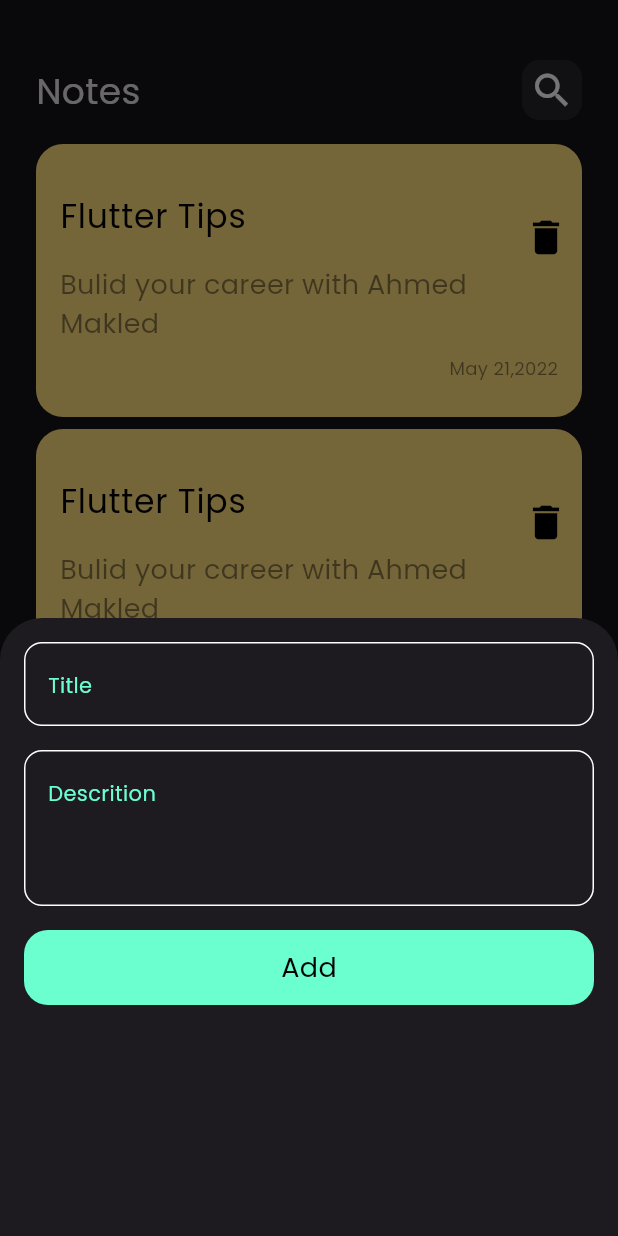
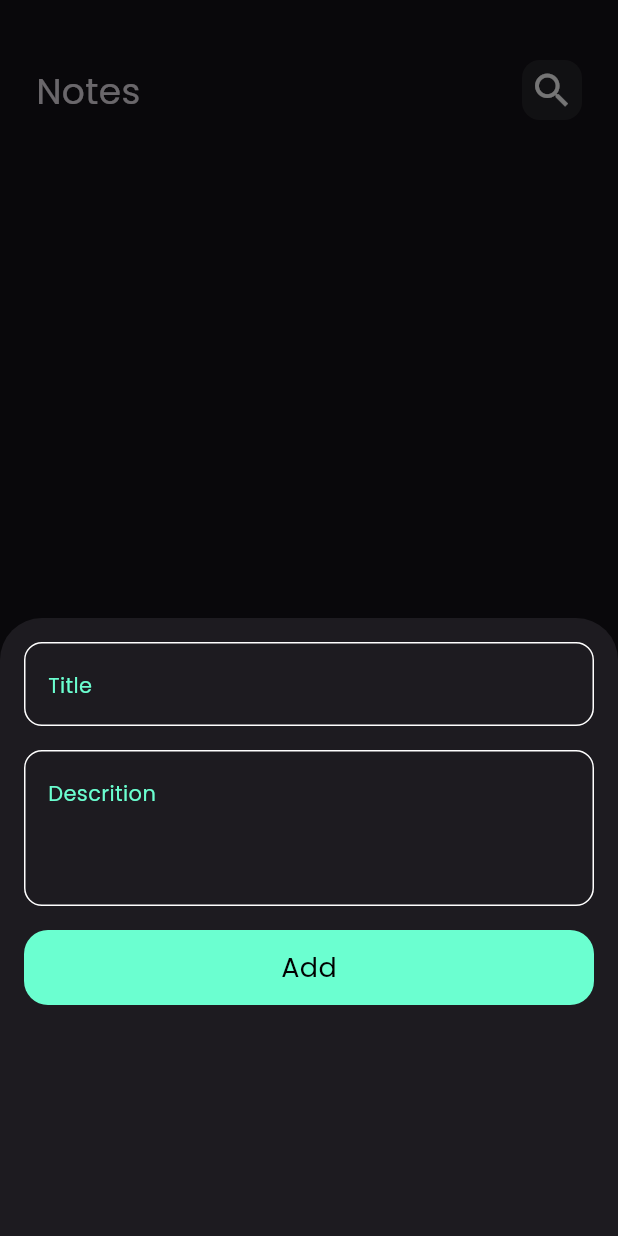
Before and after one commit to Ahmed-Makled1/note-app, a Flutter app: the screen it shows after launch, after a tap on the "add" icon, on a phone screen of 412 x 824 dp. Run offline on Flutter 3.47's test engine with Material 3 defaults, Android fonts, the phone set to English and light mode, and no system bars; our stand-ins replace hive_flutter; accounts and stored records are empty.

Commit message:
show note in home page

```diff
--- a/lib/models/note_model/note.dart
+++ b/lib/models/note_model/note.dart
@@ -1,10 +1,15 @@
-
 import 'package:hive_flutter/hive_flutter.dart';
 
-class Note extends HiveObject{
+class Note extends HiveObject {
   final String title;
   final String descrition;
+  final String date;
   final int color;
 
-  Note({required this.title, required this.descrition, required this.color});
+  Note({
+    required this.title,
+    required this.descrition,
+    required this.date,
+    required this.color,
+  });
 }
--- a/lib/models/note_model/note_adapter.dart
+++ b/lib/models/note_model/note_adapter.dart
@@ -10,6 +10,7 @@ class NoteTypeAdapter extends TypeAdapter<Note> {
     return Note(
       title: reader.readString(),
       descrition: reader.readString(),
+      date: reader.readString(),
       color: reader.readInt(),
     );
   }
@@ -18,6 +19,7 @@ class NoteTypeAdapter extends TypeAdapter<Note> {
   void write(BinaryWriter writer, Note obj) {
     writer.writeString(obj.title);
     writer.writeString(obj.descrition);
+    writer.writeString(obj.date);
     writer.writeInt(obj.color);
   }
 }
--- a/lib/views/add_note_view.dart
+++ b/lib/views/add_note_view.dart
@@ -44,13 +44,15 @@ class _AddNoteViewState extends State<AddNoteView> {
             CustomButtom(
               onTap: () {
                 if (_formKey.currentState!.validate()) {
-                  var box = Hive.box(kNoteBox);
+                  var noteBox = Hive.box(kNoteBox);
                   Note newNote = Note(
                     title: title,
                     descrition: descrition,
+                    date: "${DateTime.now()}",
                     color: 12,
                   );
-                  box.add(newNote);
+                  noteBox.add(newNote);
+                  Navigator.pop(context);
                 }
               },
             ),
--- a/lib/widgets/add_note_button.dart
+++ b/lib/widgets/add_note_button.dart
@@ -10,6 +10,7 @@ class AddNoteButton extends StatelessWidget {
       isScrollControlled: true,
       builder: (context) => const _AddNoteBottomSheet(),
     );
+
   }
 
   @override
--- a/lib/widgets/note_item.dart
+++ b/lib/widgets/note_item.dart
@@ -1,9 +1,10 @@
 import 'package:flutter/material.dart';
+import 'package:note_app/models/note_model/note.dart';
 import 'package:note_app/views/edit_note_view.dart';
 
 class NoteItem extends StatelessWidget {
-  const NoteItem({super.key});
-
+  const NoteItem({super.key, required this.note});
+  final Note note;
   @override
   Widget build(BuildContext context) {
     return GestureDetector(
@@ -30,13 +31,13 @@ class NoteItem extends StatelessWidget {
             ListTile(
               contentPadding: EdgeInsets.all(0),
               title: Text(
-                "Flutter Tips",
+                note.title,
                 style: TextStyle(color: Colors.black, fontSize: 22),
               ),
               subtitle: Padding(
                 padding: const EdgeInsets.only(top: 16.0),
                 child: Text(
-                  "Bulid your career with Ahmed Makled",
+                  note.descrition,
                   style: TextStyle(
                     color: const Color.fromARGB(120, 0, 0, 0),
                     fontSize: 18,
@@ -55,7 +56,7 @@ class NoteItem extends StatelessWidget {
             Padding(
               padding: const EdgeInsets.only(right: 16.0),
               child: Text(
-                "May 21,2022",
+                note.date,
                 style: TextStyle(
                   color: const Color.fromARGB(120, 0, 0, 0),
                   fontSize: 12,
--- a/lib/widgets/note_list_view.dart
+++ b/lib/widgets/note_list_view.dart
@@ -1,19 +1,25 @@
 import 'package:flutter/material.dart';
+import 'package:hive_flutter/hive_flutter.dart';
+import 'package:note_app/constant.dart';
 import 'package:note_app/widgets/note_item.dart';
 
 class NoteListView extends StatelessWidget {
-  const NoteListView({
-    super.key,
-  });
-
+  const NoteListView({super.key});
   @override
   Widget build(BuildContext context) {
     return Expanded(
-      child: ListView.builder(
-        padding: EdgeInsets.all(0),
-        // itemCount: 1,
-        itemBuilder: (context, index) {
-          return NoteItem();
+      child: ValueListenableBuilder(
+        valueListenable: Hive.box(kNoteBox).listenable(),
+        builder: (context, value, child) {
+          var noteList = value.values.toList();
+          return ListView.builder(
+            reverse: true,
+            padding: EdgeInsets.all(0),
+            itemCount: noteList.length,
+            itemBuilder: (context, index) {
+              return NoteItem(note: noteList[index]);
+            },
+          );
         },
       ),
     );
```
